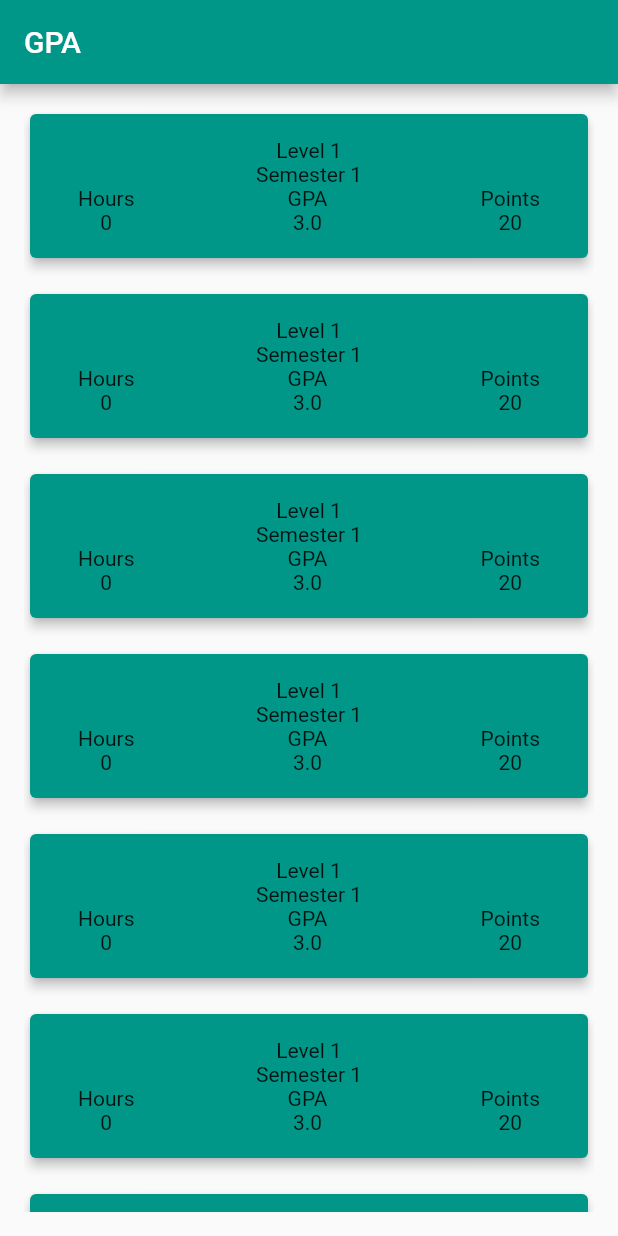
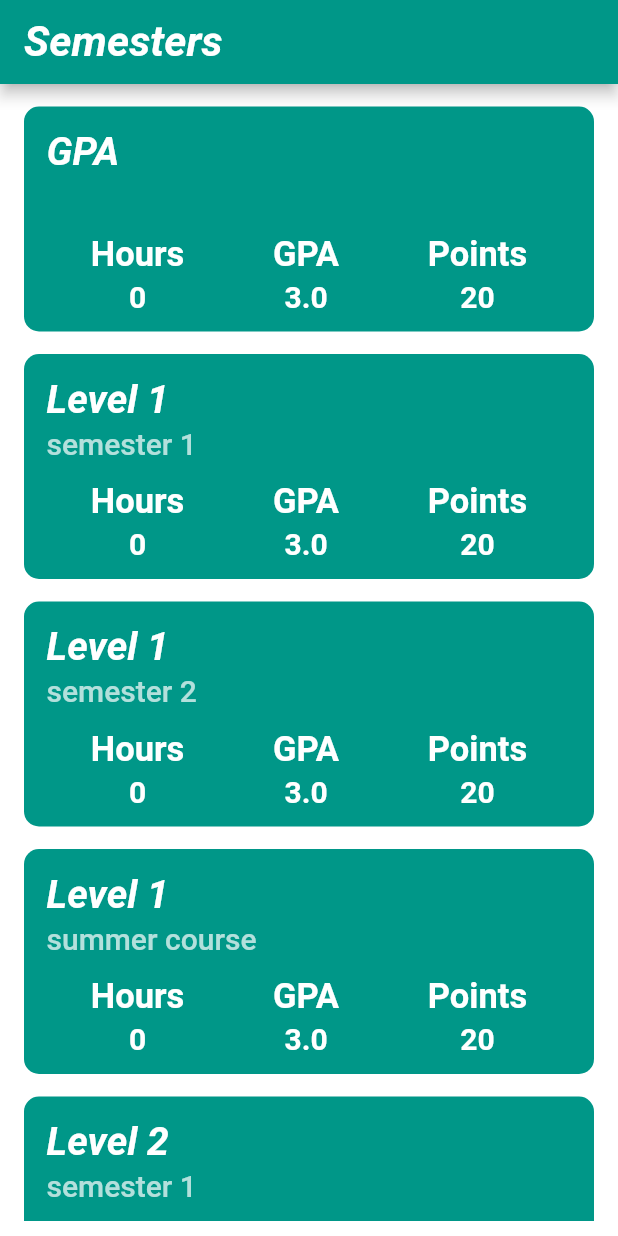
Before and after one commit to abdelrahmanyasser65/GPA, a Flutter app: the screen it shows after launch, on a phone screen of 412 x 824 dp. Run offline on Flutter 3.47's test engine with Material 2 defaults, Android fonts, the phone set to English and light mode, and no system bars.

Commit message:
abdelrahman 7/10

```diff
--- a/lib/constants.dart
+++ b/lib/constants.dart
@@ -1,3 +1,53 @@
 import 'package:flutter/material.dart';
 
 Color primaryColor = Color(int.parse('FF009788',radix: 16,),);
+TextStyle titleSmallStyle=const TextStyle(
+    fontSize: 23,fontWeight: FontWeight.bold,color: Colors.white
+);
+TextStyle subTitleStyle=const TextStyle(fontSize: 20,
+    fontWeight: FontWeight.bold,color: Colors.white);
+TextStyle titleLargeStyle=const TextStyle(
+    fontSize: 26,
+    fontWeight: FontWeight.bold,
+    color: Colors.white,
+    fontStyle: FontStyle.italic);
+TextStyle subTitleStyle1=const TextStyle(
+    fontSize: 20,
+    color: Colors.white70,
+    fontWeight: FontWeight.w500);
+TextStyle appBarStyle=const TextStyle(
+    fontSize: 28,fontWeight: FontWeight.bold,
+    fontStyle: FontStyle.italic,
+    color: Colors.white
+);
+
+List title=[
+  'GPA',
+  'Level 1',
+  'Level 1',
+  'Level 1',
+  'Level 2',
+  'Level 2',
+  'Level 2',
+  'Level 3',
+  'Level 3',
+  'Level 3',
+  'Level 4',
+  'Level 4',
+  'Level 4',
+];
+List subTitle=[
+  '',
+  'semester 1',
+  'semester 2',
+  'summer course',
+  'semester 1',
+  'semester 2',
+  'summer course',
+  'semester 1',
+  'semester 2',
+  'summer course',
+  'semester 1',
+  'semester 2',
+  'summer course',
+];
--- a/lib/main.dart
+++ b/lib/main.dart
@@ -21,8 +21,10 @@ class MyApp extends StatelessWidget {
   @override
   Widget build(BuildContext context) {
     return MaterialApp(
+      debugShowCheckedModeBanner: false,
       title: 'GPA',
       theme: ThemeData(
+
         primarySwatch: MaterialColor(
           int.parse(
             'FF009788',
--- a/lib/screens/main_screen.dart
+++ b/lib/screens/main_screen.dart
@@ -7,66 +7,102 @@ class MainScreen extends StatelessWidget {
   @override
   Widget build(BuildContext context) {
     return Scaffold(
+      backgroundColor: Colors.white.withOpacity(0.8),
       appBar: AppBar(
-        title: const Text('GPA'),
+        title: Text(
+          'Semesters',
+          style: appBarStyle,
+        ),
       ),
       body: Padding(
-        padding: const EdgeInsets.all(
-          16,
+        padding: const EdgeInsets.only(left: 16, right: 16, bottom: 10),
+        child: ListView.separated(
+          physics: const BouncingScrollPhysics(),
+          itemCount: title.length,
+          separatorBuilder: (context, index) => const SizedBox(),
+          itemBuilder: (BuildContext context, int index) => InkWell(
+            onTap: () {},
+            child: Container(
+              height: 150,
+              margin: const EdgeInsets.only(top: 15),
+              padding: const EdgeInsets.only(
+                  left: 15, right: 15, top: 15, bottom: 10),
+              decoration: BoxDecoration(
+                color: primaryColor,
+                borderRadius: BorderRadius.circular(10),
               ),
-        child: ListView.separated(
-          itemCount: 10,
-          separatorBuilder: (BuildContext context, int index) {
-            return const SizedBox(
-              height: 16,
-            );
-          }, itemBuilder: (BuildContext context, int index) {
-            return Card(
-              color: primaryColor,
-              elevation: 3,
-              child: Padding(
-                padding: const EdgeInsets.all(16.0),
               child: Column(
+                mainAxisAlignment: MainAxisAlignment.start,
+                crossAxisAlignment: CrossAxisAlignment.start,
                 children: [
-                    const Text('Level 1'),
-                    const Text('Semester 1'),
-                    Padding(
-                      padding: const EdgeInsets.symmetric(horizontal: 16.0),
-                      child: Row(
-                        mainAxisAlignment: MainAxisAlignment.spaceBetween,
+                  Text(
+                    title[index],
+                    style: titleLargeStyle,
+                  ),
+                  const SizedBox(
+                    height: 3,
+                  ),
+                  Text(
+                    subTitle[index],
+                    style: subTitleStyle1,
+                  ),
+                  const SizedBox(
+                    height: 14,
+                  ),
+                  Row(
+                    mainAxisAlignment: MainAxisAlignment.spaceAround,
                     children: [
                       Column(
-                            crossAxisAlignment: CrossAxisAlignment.center,
-                            children: const [
-                              Text('Hours'),
-                              Text('0'),
+                        children: [
+                          Text(
+                            'Hours',
+                            style: titleSmallStyle,
+                          ),
+                          const SizedBox(
+                            height: 3,
+                          ),
+                          Text(
+                            '0',
+                            style: subTitleStyle,
+                          ),
                         ],
                       ),
                       Column(
-                            crossAxisAlignment: CrossAxisAlignment.center,
-                            children: const [
-                              Text('GPA'),
-                              Text('3.0'),
+                        children: [
+                          Text(
+                            'GPA',
+                            style: titleSmallStyle,
+                          ),
+                          const SizedBox(
+                            height: 3,
+                          ),
+                          Text(
+                            '3.0',
+                            style: subTitleStyle,
+                          ),
                         ],
                       ),
                       Column(
-                            crossAxisAlignment: CrossAxisAlignment.center,
-                            children: const [
-                              Text('Points'),
-                              Text('20'),
+                        children: [
+                          Text(
+                            'Points',
+                            style: titleSmallStyle,
+                          ),
+                          const SizedBox(
+                            height: 3,
+                          ),
+                          Text(
+                            '20',
+                            style: subTitleStyle,
+                          ),
                         ],
                       )
                     ],
                   ),
-                    ),
-
-
-
                 ],
               ),
             ),
-            );
-        },
+          ),
         ),
       ),
     );
```
Lines whose indentation alone changed are shown as unchanged.
